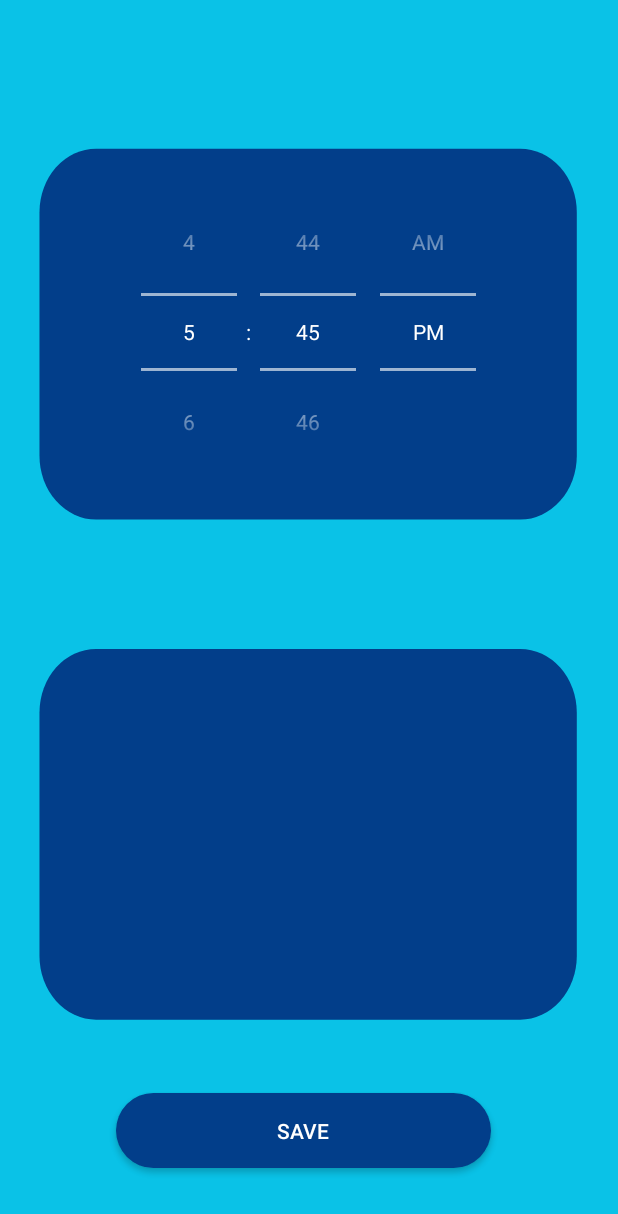
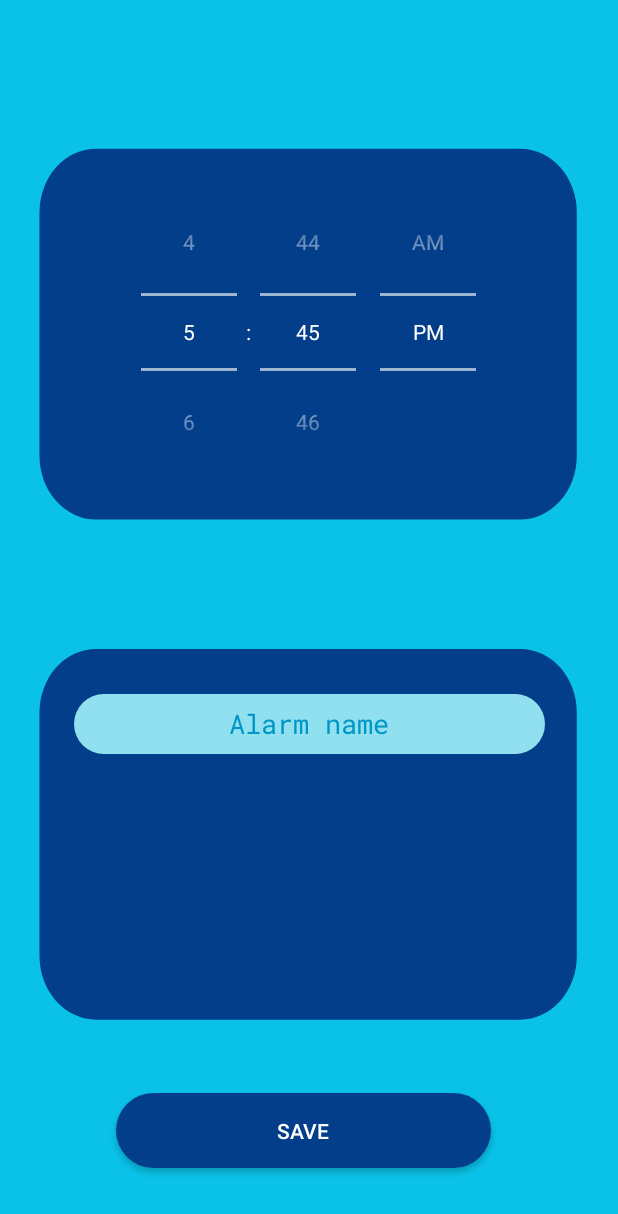
Before and after one commit to jabbajohnny/WakeMeUp, an Android app: the screen it shows after launch (Choice), after a tap on "TEMPLE", on a phone screen of 412 x 824 dp. Shown: the top 1214 px of the screen. Run offline under Robolectric (Android 15) with nearby library versions, the phone set to English and light mode, and no system bars; our stand-ins replace navigation-ui.

Commit message:
Changes in alarm mechanics, new name field, color correction

```diff
--- a/app/src/main/java/com/example/wakemeup/MainActivity.java
+++ b/app/src/main/java/com/example/wakemeup/MainActivity.java
@@ -3,8 +3,6 @@ package com.example.wakemeup;
 import android.content.Intent;
 import android.media.MediaPlayer;
 import android.os.Bundle;
-
-import com.google.android.material.snackbar.Snackbar;
 
 import androidx.appcompat.app.AppCompatActivity;
 
@@ -15,18 +13,15 @@ import androidx.navigation.Navigation;
 import androidx.navigation.ui.AppBarConfiguration;
 import androidx.navigation.ui.NavigationUI;
 
-import com.example.wakemeup.databinding.ActivityMainBinding;
 
 import android.view.Menu;
 import android.view.MenuItem;
 
-import java.io.IOException;
 
 public class MainActivity extends AppCompatActivity {
 
     private MediaPlayer player;
     private AppBarConfiguration appBarConfiguration;
-    private ActivityMainBinding binding;
 
     @Override
     protected void onCreate(Bundle savedInstanceState) {
@@ -64,28 +59,9 @@ public class MainActivity extends AppCompatActivity {
                 || super.onSupportNavigateUp();
     }
 
-    public void playMusic(View view) {
 
-        /*try {
-            player = MediaPlayer.create(this, R.raw.music);
-            player.start();
-        } catch (Exception e) {
-            e.printStackTrace();
-        }
-         */
-    }
-
-    public void stopMusic(View view) {
-        try {
-            player.stop();
-            player.release();
-            player = null;
-        } catch (Exception e) {
-            e.printStackTrace();
-        }
-    }
-
-    public void openNewPage(View view) {
+    public void openTempleThemePage(View view) {
+        Choice.SOUND = R.raw.temple;
         startActivity(new Intent(this, Choice.class));
     }
 }
--- /dev/null
+++ b/app/src/main/res/drawable/circle_button_seacolor.xml
@@ -0,0 +1,5 @@
+<?xml version="1.0" encoding="utf-8"?>
+    <shape xmlns:android="http://schemas.android.com/apk/res/android">
+        <corners  android:radius="100dp"/>
+        <solid android:color="#90E0EF"></solid>
+    </shape>
--- /dev/null
+++ b/app/src/main/res/font/roboto.xml
@@ -0,0 +1,8 @@
+<?xml version="1.0" encoding="utf-8"?>
+<font-family xmlns:android="http://schemas.android.com/apk/res/android">
+
+    <font
+        android:fontStyle="normal"
+        android:fontWeight="400"
+        android:font="@font/roboto_mono" />
+</font-family>
--- a/app/src/main/res/layout/activity_choice.xml
+++ b/app/src/main/res/layout/activity_choice.xml
@@ -33,4 +33,24 @@
         app:layout_constraintStart_toStartOf="parent"
         app:layout_constraintTop_toTopOf="parent"
         app:layout_constraintVertical_bias="0.188" />
+
+    <EditText
+        android:id="@+id/Name"
+        android:layout_width="314dp"
+        android:layout_height="40dp"
+        android:layout_marginTop="100dp"
+        android:layout_marginBottom="191dp"
+        android:background="@drawable/circle_button_seacolor"
+        android:ems="10"
+        android:fontFamily="@font/roboto"
+        android:inputType="textPersonName"
+        android:hint="Alarm name"
+        android:textColorHint="#0096C7"
+        android:textAlignment="center"
+        android:textColor="@color/purple_500"
+        app:layout_constraintBottom_toTopOf="@+id/button"
+        app:layout_constraintEnd_toEndOf="parent"
+        app:layout_constraintStart_toStartOf="parent"
+        app:layout_constraintTop_toBottomOf="@+id/datePicker1" />
+
 </androidx.constraintlayout.widget.ConstraintLayout>
--- a/app/src/main/res/layout/activity_main.xml
+++ b/app/src/main/res/layout/activity_main.xml
@@ -17,7 +17,7 @@
             android:layout_width="250dp"
             android:layout_height="50dp"
             android:background="@drawable/circle_button"
-            android:onClick="openNewPage"
+            android:onClick="openTempleThemePage"
             android:text="Temple"
             app:layout_constraintBottom_toBottomOf="parent"
             app:layout_constraintEnd_toEndOf="parent"
--- a/app/src/main/res/values/colors.xml
+++ b/app/src/main/res/values/colors.xml
@@ -1,6 +1,6 @@
 <?xml version="1.0" encoding="utf-8"?>
 <resources>
-    <color name="purple_200">#FFBB86FC</color>
+    <color name="purple_200">#023E8A</color>
     <color name="purple_500">#023E8A</color>
     <color name="purple_700">#03045E</color>
     <color name="teal_200">#FF03DAC5</color>
```
Also changed, not shown: app/src/main/java/com/example/wakemeup/Alarm.java (added, +31 -0 lines), app/src/main/java/com/example/wakemeup/Choice.java (+8 -4 lines), app/src/main/res/font/roboto_mono.ttf (added).
